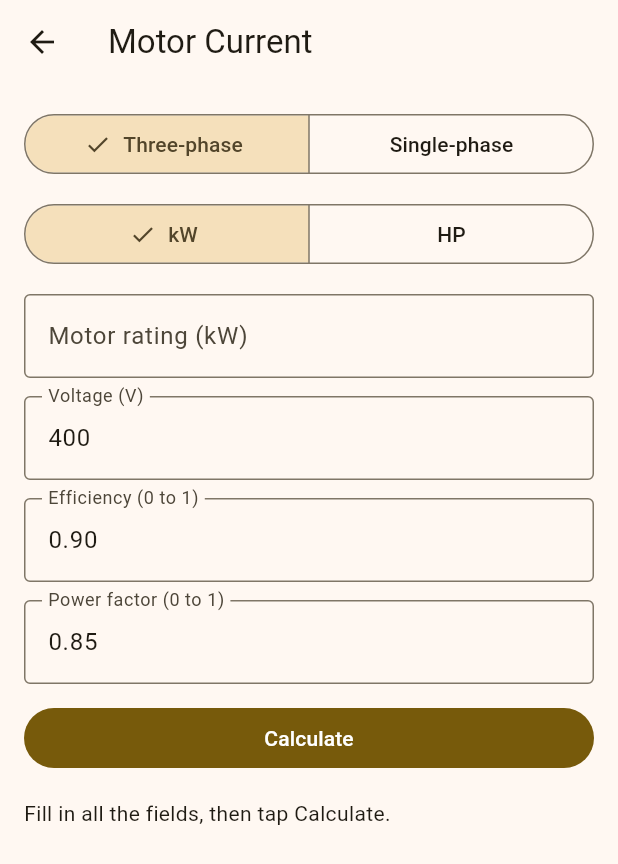
After one commit to jerome-dev26/electro_calc, a Flutter app: the screen it shows after launch, after a tap on "Motor Current", on a phone screen of 412 x 824 dp. The commit adds this screen. Shown: the top 864 px of the screen. Run offline on Flutter 3.47's test engine with Material 3 defaults, Android fonts, the phone set to English and light mode, and no system bars; our stand-ins replace material_ui.

Commit message:
Add motor current calculator

```diff
--- /dev/null
+++ b/lib/logic/motor_current.dart
@@ -0,0 +1,29 @@
+import 'dart:math';
+
+const double kwPerHp = 0.7457; // mechanical horsepower
+
+class MotorResult {
+  final double outputKw;
+  final double inputKw;
+  final double amps;
+  const MotorResult(this.outputKw, this.inputKw, this.amps);
+}
+
+double hpToKw(double hp) => hp * kwPerHp;
+
+/// ratedKw is the motor's OUTPUT (shaft) power. Efficiency and power
+/// factor are between 0 and 1.
+MotorResult? motorCurrent({
+  required bool threePhase,
+  required double ratedKw,
+  required double volts,
+  required double efficiency,
+  required double pf,
+}) {
+  if (ratedKw <= 0 || volts <= 0) return null;
+  if (efficiency <= 0 || efficiency > 1) return null;
+  if (pf <= 0 || pf > 1) return null;
+  final k = threePhase ? sqrt(3) : 1.0;
+  final amps = ratedKw * 1000 / (k * volts * efficiency * pf);
+  return MotorResult(ratedKw, ratedKw / efficiency, amps);
+}
--- a/lib/main.dart
+++ b/lib/main.dart
@@ -2,6 +2,7 @@ import 'package:material_ui/material_ui.dart';
 import 'screens/ohms_law_screen.dart';
 import 'screens/voltage_drop_screen.dart';
 import 'screens/three_phase_screen.dart';
+import 'screens/motor_current_screen.dart';
 
 void main() => runApp(const ElectroCalcApp());
 
@@ -43,6 +44,8 @@ class HomeScreen extends StatelessWidget {
           'Single and three-phase cables', VoltageDropScreen()),
       _CalcEntry(Icons.electrical_services, 'Three-Phase Power',
           'kW, kVA, kVAr and amps', ThreePhaseScreen()),
+      _CalcEntry(Icons.settings, 'Motor Current',
+          'Full-load amps from kW or HP', MotorCurrentScreen()),
     ];
     return Scaffold(
       appBar: AppBar(title: const Text('ElectroCalc')),
--- /dev/null
+++ b/lib/screens/motor_current_screen.dart
@@ -0,0 +1,99 @@
+import 'package:material_ui/material_ui.dart';
+import '../logic/motor_current.dart';
+
+class MotorCurrentScreen extends StatefulWidget {
+  const MotorCurrentScreen({super.key});
+
+  @override
+  State<MotorCurrentScreen> createState() => _MotorCurrentScreenState();
+}
+
+class _MotorCurrentScreenState extends State<MotorCurrentScreen> {
+  final _power = TextEditingController();
+  final _volts = TextEditingController(text: '400');
+  final _eff = TextEditingController(text: '0.90');
+  final _pf = TextEditingController(text: '0.85');
+  bool _threePhase = true;
+  bool _inHp = false;
+  String _message = 'Fill in all the fields, then tap Calculate.';
+
+  double? _read(TextEditingController c) =>
+      double.tryParse(c.text.trim().replaceAll(',', '.'));
+
+  void _calculate() {
+    final p = _read(_power) ?? 0;
+    final result = motorCurrent(
+      threePhase: _threePhase,
+      ratedKw: _inHp ? hpToKw(p) : p,
+      volts: _read(_volts) ?? 0,
+      efficiency: _read(_eff) ?? 0,
+      pf: _read(_pf) ?? 0,
+    );
+    setState(() {
+      if (result == null) {
+        _message = 'Please enter positive numbers. Efficiency and power '
+            'factor must be above 0 and at most 1.';
+        return;
+      }
+      _message = 'Estimated full-load current: '
+          '${result.amps.toStringAsFixed(2)} A\n'
+          'Shaft power: ${result.outputKw.toStringAsFixed(2)} kW\n'
+          'Electrical input power: ${result.inputKw.toStringAsFixed(2)} kW\n\n'
+          'This is an estimate from the values you entered. For sizing '
+          'cables and protection, use the motor nameplate current and '
+          'check local electrical code.';
+    });
+  }
+
+  Widget _field(TextEditingController c, String label) => Padding(
+        padding: const EdgeInsets.only(bottom: 12),
+        child: TextField(
+          controller: c,
+          keyboardType: const TextInputType.numberWithOptions(decimal: true),
+          decoration: InputDecoration(
+            labelText: label,
+            border: const OutlineInputBorder(),
+          ),
+        ),
+      );
+
+  @override
+  Widget build(BuildContext context) {
+    return Scaffold(
+      appBar: AppBar(title: const Text('Motor Current')),
+      body: ListView(
+        padding: const EdgeInsets.all(16),
+        children: [
+          SegmentedButton<bool>(
+            segments: const [
+              ButtonSegment(value: true, label: Text('Three-phase')),
+              ButtonSegment(value: false, label: Text('Single-phase')),
+            ],
+            selected: {_threePhase},
+            onSelectionChanged: (s) => setState(() {
+              _threePhase = s.first;
+              _volts.text = _threePhase ? '400' : '230';
+            }),
+          ),
+          const SizedBox(height: 12),
+          SegmentedButton<bool>(
+            segments: const [
+              ButtonSegment(value: false, label: Text('kW')),
+              ButtonSegment(value: true, label: Text('HP')),
+            ],
+            selected: {_inHp},
+            onSelectionChanged: (s) => setState(() => _inHp = s.first),
+          ),
+          const SizedBox(height: 16),
+          _field(_power, _inHp ? 'Motor rating (HP)' : 'Motor rating (kW)'),
+          _field(_volts, 'Voltage (V)'),
+          _field(_eff, 'Efficiency (0 to 1)'),
+          _field(_pf, 'Power factor (0 to 1)'),
+          FilledButton(onPressed: _calculate, child: const Text('Calculate')),
+          const SizedBox(height: 16),
+          Text(_message),
+        ],
+      ),
+    );
+  }
+}
```
Also changed, not shown: 1 other file.
